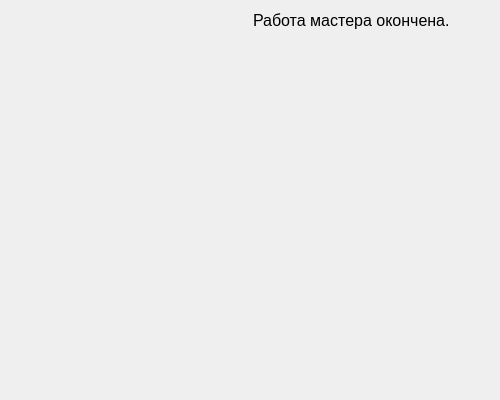
vinni-au/l-gen, file LGen2UI/Wizard/finalpage.ui: the form before one commit.
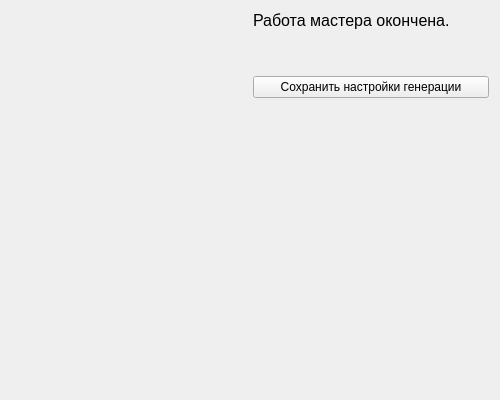
The form after the commit.

What changed in the file:
```diff
--- a/LGen2UI/Wizard/finalpage.ui
+++ b/LGen2UI/Wizard/finalpage.ui
@@ -18,14 +18,38 @@
     <widget class="QWidget" name="widget" native="true"/>
    </item>
    <item>
+    <layout class="QVBoxLayout" name="verticalLayout">
+     <item>
     <widget class="QLabel" name="label">
      <property name="text">
-      <string>&lt;html&gt;&lt;head/&gt;&lt;body&gt;&lt;p&gt;&lt;span style=&quot; font-size:12pt;&quot;&gt;Работа мастера окончена.&lt;/span&gt;&lt;/p&gt;&lt;/body&gt;&lt;/html&gt;</string>
+        <string>&lt;html&gt;&lt;head/&gt;&lt;body&gt;&lt;p&gt;&lt;span style=&quot; font-size:12pt;&quot;&gt;Работа мастера окончена.&lt;/span&gt;&lt;/p&gt;&lt;p&gt;&lt;br/&gt;&lt;/p&gt;&lt;/body&gt;&lt;/html&gt;</string>
      </property>
      <property name="alignment">
       <set>Qt::AlignLeading|Qt::AlignLeft|Qt::AlignTop</set>
      </property>
     </widget>
+     </item>
+     <item>
+      <widget class="QPushButton" name="pushButton">
+       <property name="text">
+        <string>Сохранить настройки генерации</string>
+       </property>
+      </widget>
+     </item>
+     <item>
+      <spacer name="verticalSpacer">
+       <property name="orientation">
+        <enum>Qt::Vertical</enum>
+       </property>
+       <property name="sizeHint" stdset="0">
+        <size>
+         <width>20</width>
+         <height>40</height>
+        </size>
+       </property>
+      </spacer>
+     </item>
+    </layout>
    </item>
   </layout>
  </widget>
```
Lines whose indentation alone changed are shown as unchanged.
